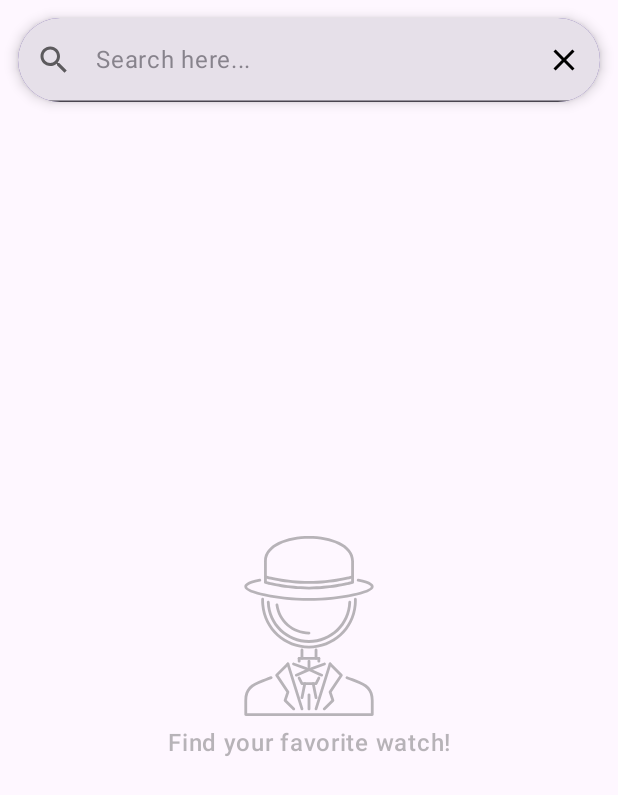
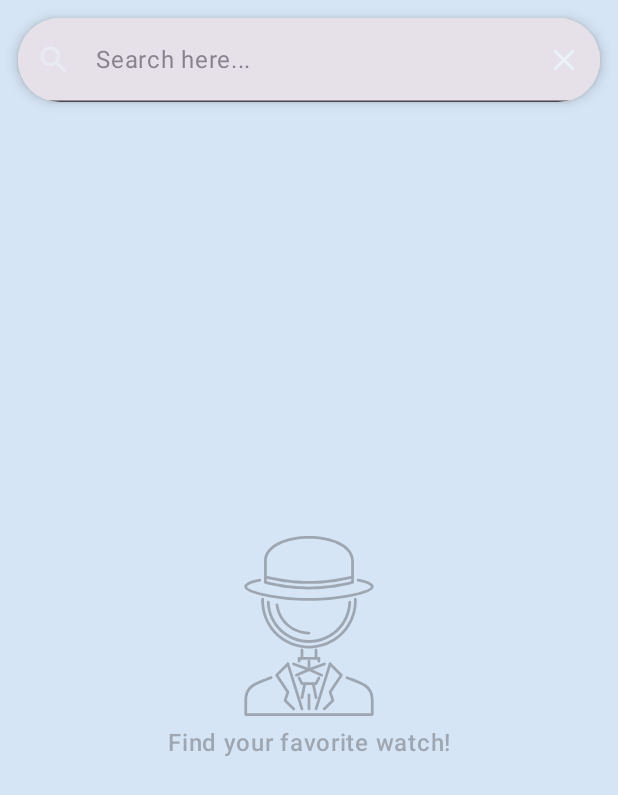
Before and after one commit to pluzarev-nemanja/UpTime, an Android app built with Jetpack Compose: the composable SearchScreen shown on its own in the app's theme, on a phone screen of 412 x 824 dp. Shown: the top 795 px of the screen. Run offline under Robolectric (Android 15) with nearby library versions, the phone set to English and light mode, and no system bars; our stand-ins replace Dagger/Hilt's generated code, paging; pictures from the network do not load.

Commit message:
Design changes

```diff
--- a/app/src/main/java/com/kumcompany/uptime/presentation/common/EmptyScreen.kt
+++ b/app/src/main/java/com/kumcompany/uptime/presentation/common/EmptyScreen.kt
@@ -119,7 +119,7 @@
         ) {
             Icon(
                 painter = painterResource(id = icon), contentDescription = "icon",
-                tint = if (isSystemInDarkTheme()) Color.LightGray else Color.DarkGray,
+                tint = if (isSystemInDarkTheme()) MaterialTheme.colorScheme.onPrimary else Color.DarkGray,
                 modifier = Modifier
                     .size(120.dp)
                     .alpha(alpha = alphaAnim)
@@ -129,7 +129,7 @@
                     .padding(top = 6.dp)
                     .alpha(alpha = alphaAnim),
                 text = message,
-                color = if (isSystemInDarkTheme()) Color.LightGray else Color.DarkGray,
+                color = if (isSystemInDarkTheme()) MaterialTheme.colorScheme.onPrimary else Color.DarkGray,
                 textAlign = TextAlign.Center,
                 fontWeight = FontWeight.Medium,
                 fontSize = MaterialTheme.typography.bodyLarge.fontSize
--- a/app/src/main/java/com/kumcompany/uptime/presentation/screens/home/HomeTopBar.kt
+++ b/app/src/main/java/com/kumcompany/uptime/presentation/screens/home/HomeTopBar.kt
@@ -34,7 +34,7 @@
                     modifier = Modifier.size(55.dp).padding(start = 8.dp),
                     painter = painterResource(id = R.drawable.time),
                     contentDescription = "Watch icon",
-                    tint = MaterialTheme.colorScheme.inversePrimary
+                    tint = MaterialTheme.colorScheme.onPrimary
                 )
             }
         },
--- a/app/src/main/java/com/kumcompany/uptime/presentation/screens/search/SearchTopBar.kt
+++ b/app/src/main/java/com/kumcompany/uptime/presentation/screens/search/SearchTopBar.kt
@@ -23,7 +23,6 @@
 import androidx.compose.ui.semantics.semantics
 import androidx.compose.ui.text.input.ImeAction
 import androidx.compose.ui.unit.dp
-import com.exyte.animatednavbar.animation.indendshape.shapeCornerRadius
 
 @Composable
 fun SearchTopBar(
@@ -55,9 +54,9 @@
                 contentDescription = "SearchWidget"
             },
         shadowElevation = 5.dp,
-        color = MaterialTheme.colorScheme.primary,
+        color = MaterialTheme.colorScheme.inversePrimary,
         shape = RoundedCornerShape(34.dp),
-        ) {
+    ) {
         TextField(
             modifier = Modifier
                 .fillMaxWidth()
@@ -76,7 +75,10 @@
             },
             leadingIcon = {
                 IconButton(onClick = {}, modifier = Modifier.alpha(ContentAlpha.medium)) {
-                    Icon(imageVector = Icons.Filled.Search, contentDescription = "search")
+                    Icon(
+                        imageVector = Icons.Filled.Search, contentDescription = "search",
+                        tint = MaterialTheme.colorScheme.onPrimary
+                    )
                 }
             },
             trailingIcon = {
@@ -86,9 +88,12 @@
                             contentDescription = "CloseButton"
                         },
                     onClick = {
-                            onTextChange("")
+                        onTextChange("")
                     }) {
-                    Icon(imageVector = Icons.Filled.Close, contentDescription = "close")
+                    Icon(
+                        imageVector = Icons.Filled.Close, contentDescription = "close",
+                        tint = MaterialTheme.colorScheme.onPrimary
+                    )
                 }
             },
             keyboardOptions = KeyboardOptions(
```
Also changed, not shown: app/src/main/java/com/kumcompany/uptime/ui/theme/Color.kt (+27 -6 lines), app/src/main/java/com/kumcompany/uptime/ui/theme/Theme.kt (+28 -18 lines).
